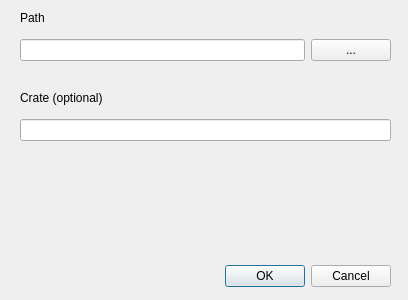
This is gui/ui/indexdialog.ui in maxkofler/FileIndexGUI as Qt 5 draws it before an edit. The edited form follows.
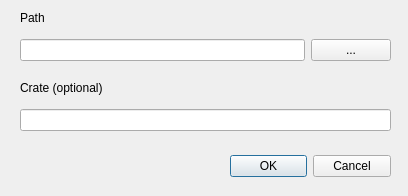
This is the edited form.

The edit to the form file:
```diff
--- a/gui/ui/indexdialog.ui
+++ b/gui/ui/indexdialog.ui
@@ -7,7 +7,7 @@
     <x>0</x>
     <y>0</y>
     <width>408</width>
-    <height>300</height>
+    <height>196</height>
    </rect>
   </property>
   <property name="windowTitle">
@@ -16,9 +16,9 @@
   <widget class="QDialogButtonBox" name="buttonBox">
    <property name="geometry">
     <rect>
-     <x>50</x>
-     <y>260</y>
-     <width>341</width>
+     <x>230</x>
+     <y>150</y>
+     <width>161</width>
      <height>32</height>
     </rect>
    </property>
@@ -68,7 +68,7 @@
    <property name="geometry">
     <rect>
      <x>20</x>
-     <y>90</y>
+     <y>80</y>
      <width>101</width>
      <height>16</height>
     </rect>
@@ -81,7 +81,7 @@
    <property name="geometry">
     <rect>
      <x>20</x>
-     <y>110</y>
+     <y>100</y>
      <width>371</width>
      <height>41</height>
     </rect>
```
Left out of the diff: 2 changed lines with no effect on the pictures.
